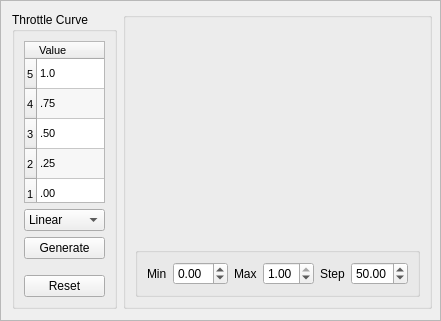
First picture: the form in ground/openpilotgcs/src/plugins/config/mixercurve.ui, repository openpilot/OpenPilot, before the edit.
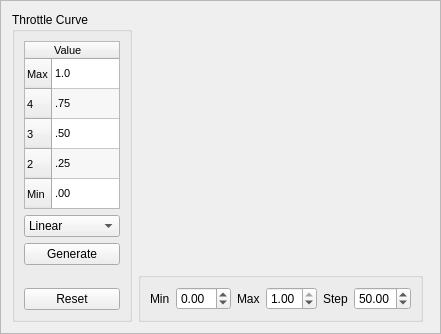
Second picture: the form after the edit. Custom widgets are drawn as their Qt base class.

Commit message: MixerCurve: simplified.

Patch:
```diff
--- a/ground/openpilotgcs/src/plugins/config/mixercurve.ui
+++ b/ground/openpilotgcs/src/plugins/config/mixercurve.ui
@@ -7,7 +7,7 @@
     <x>0</x>
     <y>0</y>
     <width>441</width>
-    <height>321</height>
+    <height>334</height>
    </rect>
   </property>
   <property name="sizePolicy">
@@ -43,15 +43,8 @@
   <property name="frameShadow">
    <enum>QFrame::Raised</enum>
   </property>
-  <layout class="QHBoxLayout" name="horizontalLayout_3">
-   <item>
-    <layout class="QHBoxLayout" name="MainLayout">
-     <item>
-      <layout class="QVBoxLayout" name="SettingsLayout">
-       <property name="sizeConstraint">
-        <enum>QLayout::SetDefaultConstraint</enum>
-       </property>
-       <item>
+  <layout class="QGridLayout" name="gridLayout">
+   <item row="0" column="0" rowspan="2">
         <widget class="QGroupBox" name="SettingsGroup">
          <property name="maximumSize">
           <size>
@@ -96,7 +89,7 @@
             </property>
             <row>
              <property name="text">
-              <string>5</string>
+          <string>Max</string>
              </property>
             </row>
             <row>
@@ -116,7 +109,7 @@
             </row>
             <row>
              <property name="text">
-              <string>1</string>
+          <string>Min</string>
              </property>
             </row>
             <column>
@@ -218,26 +211,7 @@
          <zorder>verticalSpacer</zorder>
         </widget>
        </item>
-      </layout>
-     </item>
-     <item>
-      <layout class="QHBoxLayout" name="horizontalLayout_2">
-       <property name="sizeConstraint">
-        <enum>QLayout::SetDefaultConstraint</enum>
-       </property>
-       <item>
-        <widget class="QGroupBox" name="CurveGroup">
-         <property name="sizePolicy">
-          <sizepolicy hsizetype="MinimumExpanding" vsizetype="MinimumExpanding">
-           <horstretch>1</horstretch>
-           <verstretch>1</verstretch>
-          </sizepolicy>
-         </property>
-         <layout class="QGridLayout" name="gridLayout">
-          <property name="sizeConstraint">
-           <enum>QLayout::SetMinAndMaxSize</enum>
-          </property>
-          <item row="1" column="0">
+   <item row="0" column="1" colspan="2">
            <widget class="MixerCurveWidget" name="CurveWidget" native="true">
             <property name="sizePolicy">
              <sizepolicy hsizetype="MinimumExpanding" vsizetype="MinimumExpanding">
@@ -276,10 +250,8 @@
             </property>
            </widget>
           </item>
-          <item row="2" column="0">
-           <layout class="QHBoxLayout" name="CurveLayout">
-            <item>
-             <widget class="QGroupBox" name="groupBox_2">
+   <item row="1" column="1">
+    <widget class="QGroupBox" name="ValuesGroup">
               <property name="title">
                <string/>
               </property>
@@ -289,10 +261,16 @@
                  <property name="text">
                   <string>Min</string>
                  </property>
+        <property name="alignment">
+         <set>Qt::AlignLeading|Qt::AlignLeft|Qt::AlignVCenter</set>
+        </property>
                 </widget>
                </item>
                <item>
                 <widget class="QDoubleSpinBox" name="CurveMin">
+        <property name="alignment">
+         <set>Qt::AlignLeading|Qt::AlignLeft|Qt::AlignVCenter</set>
+        </property>
                  <property name="correctionMode">
                   <enum>QAbstractSpinBox::CorrectToNearestValue</enum>
                  </property>
@@ -368,15 +346,6 @@
                </item>
               </layout>
              </widget>
-            </item>
-           </layout>
-          </item>
-         </layout>
-        </widget>
-       </item>
-      </layout>
-     </item>
-    </layout>
    </item>
   </layout>
  </widget>
```
Lines whose indentation alone changed are shown as unchanged. The commit also changes 6 other files.
